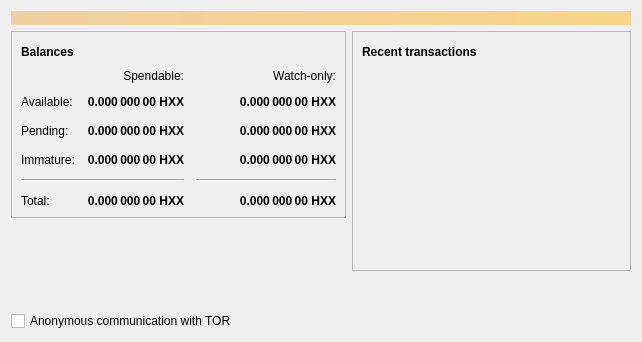
First picture: the form in src/qt/forms/overviewpage.ui, repository xinam-is-not-a-miner/GravityCoin, before the edit.
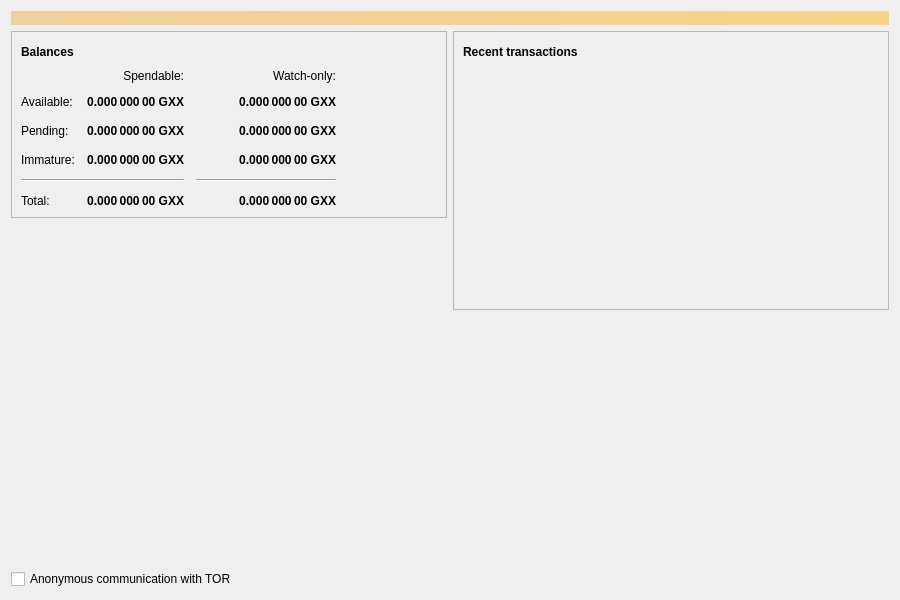
Second picture: the form after the edit. Icons and pictures are not drawn.

What changed in the file:
```diff
--- a/src/qt/forms/overviewpage.ui
+++ b/src/qt/forms/overviewpage.ui
@@ -6,8 +6,8 @@
    <rect>
     <x>0</x>
     <y>0</y>
-    <width>642</width>
-    <height>342</height>
+    <width>900</width>
+    <height>600</height>
    </rect>
   </property>
   <property name="windowTitle">
@@ -129,7 +129,7 @@
                <string>Unconfirmed transactions to watch-only addresses</string>
               </property>
               <property name="text">
-               <string notr="true">0.000 000 00 HXX</string>
+               <string notr="true">0.000 000 00 GXX</string>
               </property>
               <property name="alignment">
                <set>Qt::AlignRight|Qt::AlignTrailing|Qt::AlignVCenter</set>
@@ -154,7 +154,7 @@
                <string>Total of transactions that have yet to be confirmed, and do not yet count toward the spendable balance</string>
               </property>
               <property name="text">
-               <string notr="true">0.000 000 00 HXX</string>
+               <string notr="true">0.000 000 00 GXX</string>
               </property>
               <property name="alignment">
                <set>Qt::AlignRight|Qt::AlignTrailing|Qt::AlignVCenter</set>
@@ -179,7 +179,7 @@
                <string>Mined balance in watch-only addresses that has not yet matured</string>
               </property>
               <property name="text">
-               <string notr="true">0.000 000 00 HXX</string>
+               <string notr="true">0.000 000 00 GXX</string>
               </property>
               <property name="alignment">
                <set>Qt::AlignRight|Qt::AlignTrailing|Qt::AlignVCenter</set>
@@ -237,7 +237,7 @@
                <string>Mined balance that has not yet matured</string>
               </property>
               <property name="text">
-               <string notr="true">0.000 000 00 HXX</string>
+               <string notr="true">0.000 000 00 GXX</string>
               </property>
               <property name="alignment">
                <set>Qt::AlignRight|Qt::AlignTrailing|Qt::AlignVCenter</set>
@@ -282,7 +282,7 @@
                <string>Your current total balance</string>
               </property>
               <property name="text">
-               <string notr="true">0.000 000 00 HXX</string>
+               <string notr="true">0.000 000 00 GXX</string>
               </property>
               <property name="alignment">
                <set>Qt::AlignRight|Qt::AlignTrailing|Qt::AlignVCenter</set>
@@ -307,7 +307,7 @@
                <string>Current total balance in watch-only addresses</string>
               </property>
               <property name="text">
-               <string notr="true">0.000 000 00 HXX</string>
+               <string notr="true">0.000 000 00 GXX</string>
               </property>
               <property name="alignment">
                <set>Qt::AlignRight|Qt::AlignTrailing|Qt::AlignVCenter</set>
@@ -349,7 +349,7 @@
                <string>Your current spendable balance</string>
               </property>
               <property name="text">
-               <string notr="true">0.000 000 00 HXX</string>
+               <string notr="true">0.000 000 00 GXX</string>
               </property>
               <property name="alignment">
                <set>Qt::AlignRight|Qt::AlignTrailing|Qt::AlignVCenter</set>
@@ -374,7 +374,7 @@
                <string>Your current balance in watch-only addresses</string>
               </property>
               <property name="text">
-               <string notr="true">0.000 000 00 HXX</string>
+               <string notr="true">0.000 000 00 GXX</string>
               </property>
               <property name="alignment">
                <set>Qt::AlignRight|Qt::AlignTrailing|Qt::AlignVCenter</set>
```
Left out of the diff: 4 changed lines with no effect on the pictures.
